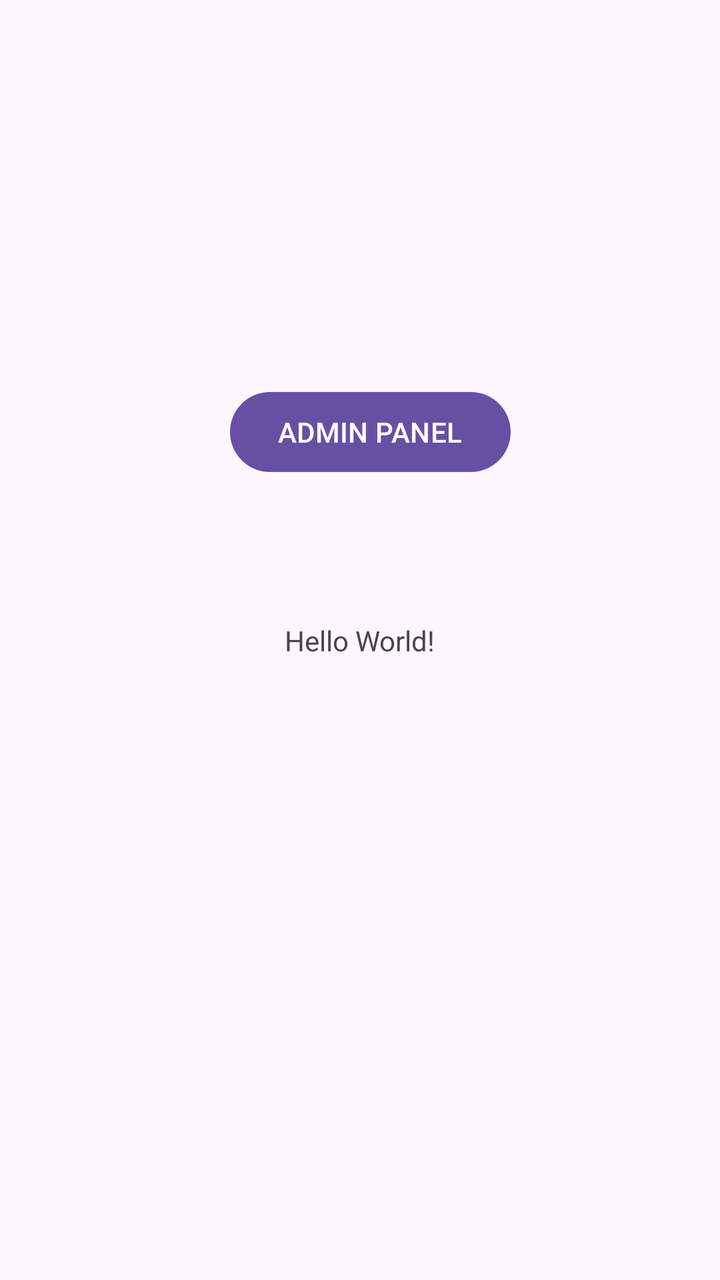
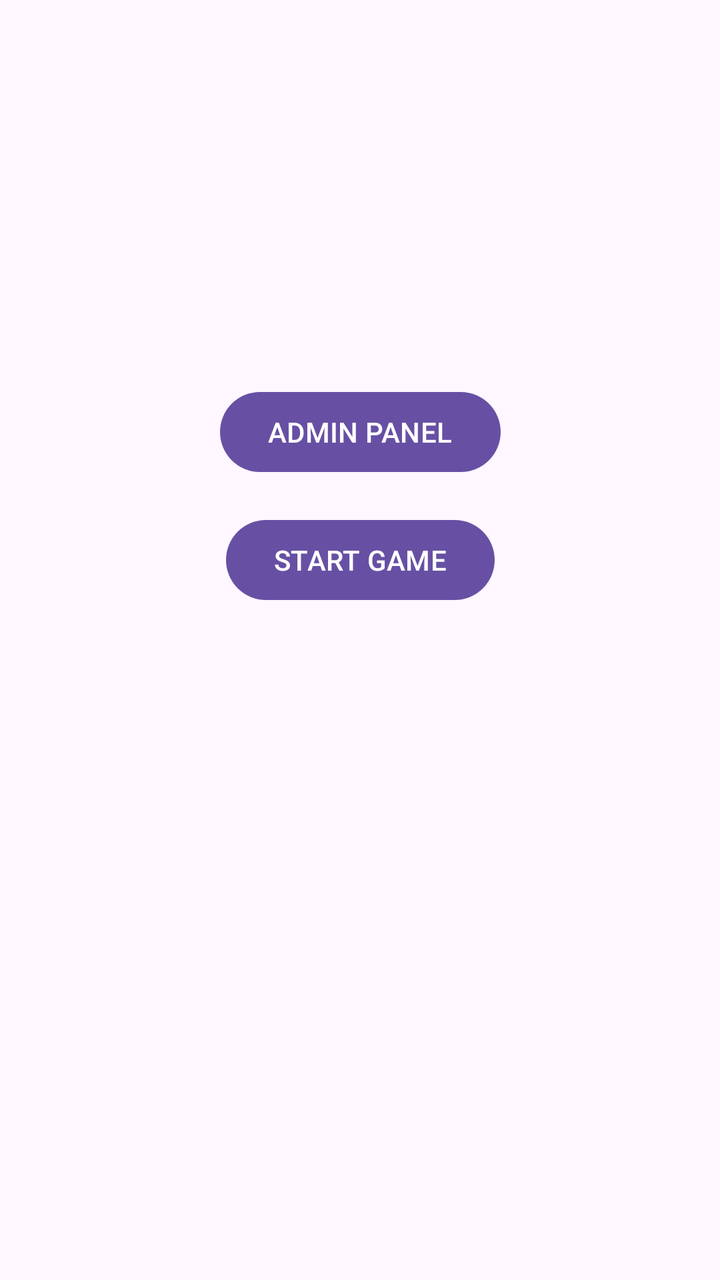

Before-and-after screenshots of an Android layout around one commit, followed by the original layout XML and the change that was made.
<!-- AndroidManifest.xml: application theme Theme.OstaniBeden -->
<!-- res/layout/activity_main.xml -->
<?xml version="1.0" encoding="utf-8"?>
<androidx.constraintlayout.widget.ConstraintLayout xmlns:android="http://schemas.android.com/apk/res/android"
    xmlns:app="http://schemas.android.com/apk/res-auto"
    xmlns:tools="http://schemas.android.com/tools"
    android:id="@+id/main"
    android:layout_width="match_parent"
    android:layout_height="match_parent"
    tools:context=".MainActivity">

    <TextView
        android:layout_width="wrap_content"
        android:layout_height="wrap_content"
        android:text="Hello World!"
        app:layout_constraintBottom_toBottomOf="parent"
        app:layout_constraintEnd_toEndOf="parent"
        app:layout_constraintStart_toStartOf="parent"
        app:layout_constraintTop_toTopOf="parent" />

    <Button
        android:id="@+id/btnAdminPanel"
        android:layout_width="wrap_content"
        android:layout_height="wrap_content"
        android:layout_marginTop="192dp"
        android:text="ADMIN PANEL"
        app:layout_constraintEnd_toEndOf="parent"
        app:layout_constraintHorizontal_bias="0.523"
        app:layout_constraintStart_toStartOf="parent"
        app:layout_constraintTop_toTopOf="parent" />

</androidx.constraintlayout.widget.ConstraintLayout>
<!-- resources referenced by this layout -->
<resources>
  <style name="Theme.OstaniBeden" parent="Base.Theme.OstaniBeden" />
  <style name="Base.Theme.OstaniBeden" parent="Theme.Material3.DayNight.NoActionBar">
          
          
      </style>
</resources>

<!-- the commit's change to res/layout/activity_main.xml (unified diff, before → after) -->
@@ -7,15 +7,6 @@
     android:layout_height="match_parent"
     tools:context=".MainActivity">
 
-    <TextView
-        android:layout_width="wrap_content"
-        android:layout_height="wrap_content"
-        android:text="Hello World!"
-        app:layout_constraintBottom_toBottomOf="parent"
-        app:layout_constraintEnd_toEndOf="parent"
-        app:layout_constraintStart_toStartOf="parent"
-        app:layout_constraintTop_toTopOf="parent" />
-
     <Button
         android:id="@+id/btnAdminPanel"
         android:layout_width="wrap_content"
@@ -23,8 +14,17 @@
         android:layout_marginTop="192dp"
         android:text="ADMIN PANEL"
         app:layout_constraintEnd_toEndOf="parent"
-        app:layout_constraintHorizontal_bias="0.523"
         app:layout_constraintStart_toStartOf="parent"
         app:layout_constraintTop_toTopOf="parent" />
 
+    <Button
+        android:id="@+id/btnStartGame"
+        android:layout_width="wrap_content"
+        android:layout_height="wrap_content"
+        android:text="START GAME"
+        app:layout_constraintTop_toBottomOf="@id/btnAdminPanel"
+        app:layout_constraintStart_toStartOf="parent"
+        app:layout_constraintEnd_toEndOf="parent"
+        android:layout_marginTop="16dp"/>
+
 </androidx.constraintlayout.widget.ConstraintLayout>
